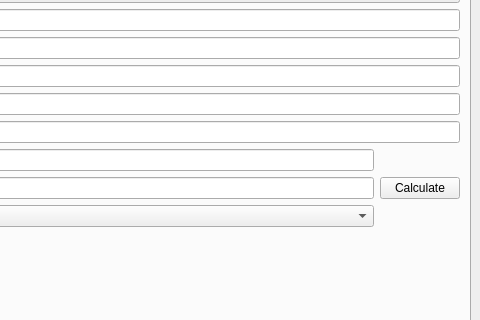
This is foqus_lib/gui/sinter/sinter_config.ui in CCSI-Toolset/FOQUS as Qt 5 draws it before an edit; both pictures show x 531 to 1011 and y 194 to 514 of the 1011 by 866 pixel window. The edited form follows.
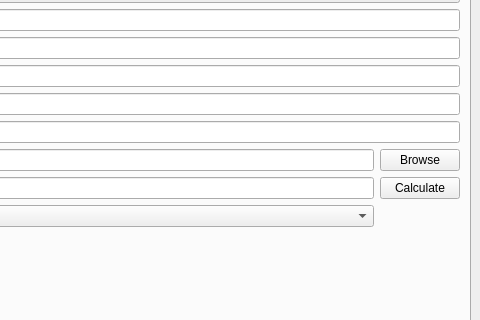
This is the edited form.

Commit message: adding imput files table

Diff of the .ui file:
```diff
--- a/foqus_lib/gui/sinter/sinter_config.ui
+++ b/foqus_lib/gui/sinter/sinter_config.ui
@@ -260,6 +260,13 @@
               </item>
              </widget>
             </item>
+            <item row="0" column="2">
+             <widget class="QPushButton" name="model_browse">
+              <property name="text">
+               <string>Browse</string>
+              </property>
+             </widget>
+            </item>
            </layout>
           </item>
           <item row="6" column="2">
```
Left out of the diff: 8 changed lines with no effect on the pictures. The commit also changes 1 other file.
